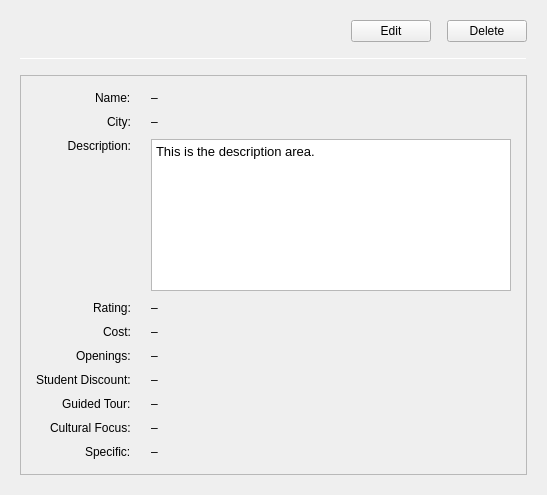
The window that culturewidget.ui (biasuzzi-davide/CapitalFocus) describes before a commit, drawn with Qt 5.
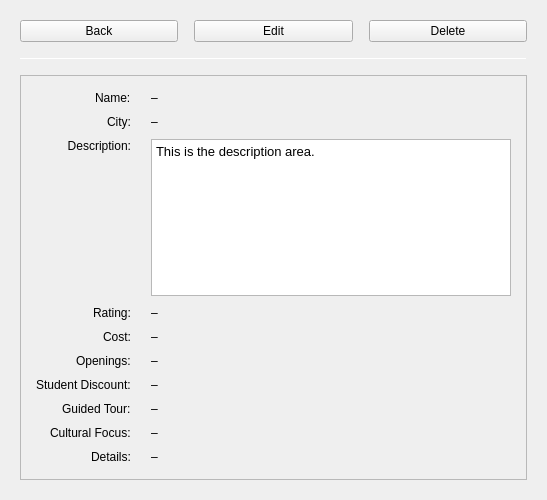
The same window after the commit.

Patch:
```diff
--- a/culturewidget.ui
+++ b/culturewidget.ui
@@ -7,7 +7,7 @@
     <x>0</x>
     <y>0</y>
     <width>547</width>
-    <height>495</height>
+    <height>500</height>
    </rect>
   </property>
   <property name="windowTitle">
@@ -106,20 +106,11 @@
    <item>
     <layout class="QHBoxLayout" name="buttonLayout">
      <item>
-      <spacer name="horizontalSpacer">
-       <property name="orientation">
-        <enum>Qt::Horizontal</enum>
+      <widget class="QPushButton" name="pushBack">
+       <property name="text">
+        <string>Back</string>
        </property>
-       <property name="sizeType">
-        <enum>QSizePolicy::Expanding</enum>
-       </property>
-       <property name="sizeHint" stdset="0">
-        <size>
-         <width>40</width>
-         <height>20</height>
-        </size>
-       </property>
-      </spacer>
+      </widget>
      </item>
      <item>
       <!-- Modificato da QToolButton a QPushButton -->
@@ -349,7 +340,7 @@
         <item row="9" column="0">
          <widget class="QLabel" name="labelSpecific">
           <property name="text">
-           <string>Specific:</string>
+           <string>Details:</string>
           </property>
          </widget>
         </item>
```
Left out of the diff: 10 changed lines with no effect on the pictures.
